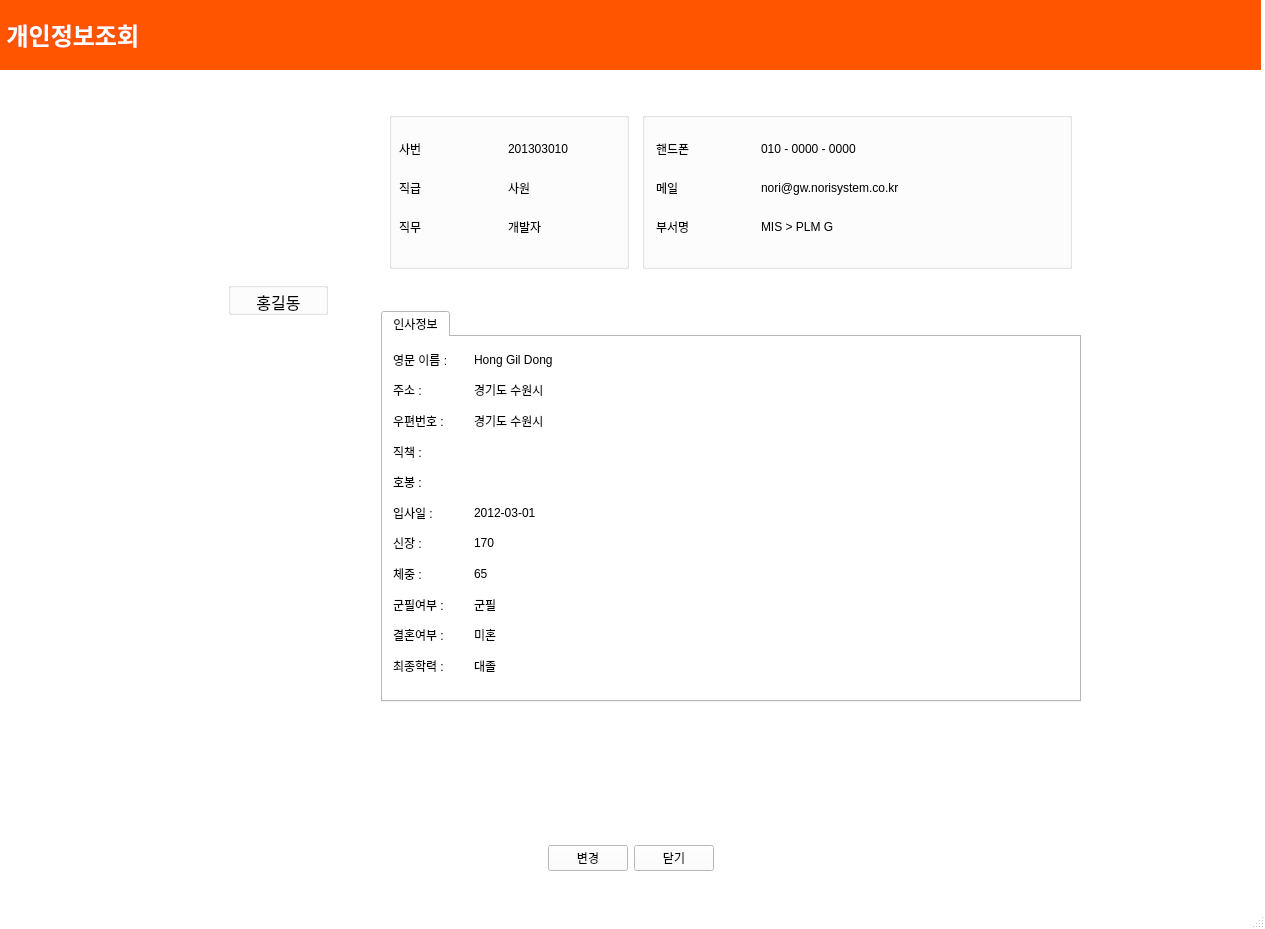
Before: the Qt Designer form emp_info.ui in hyeona-jeong/HRIS, drawn with Qt 5.
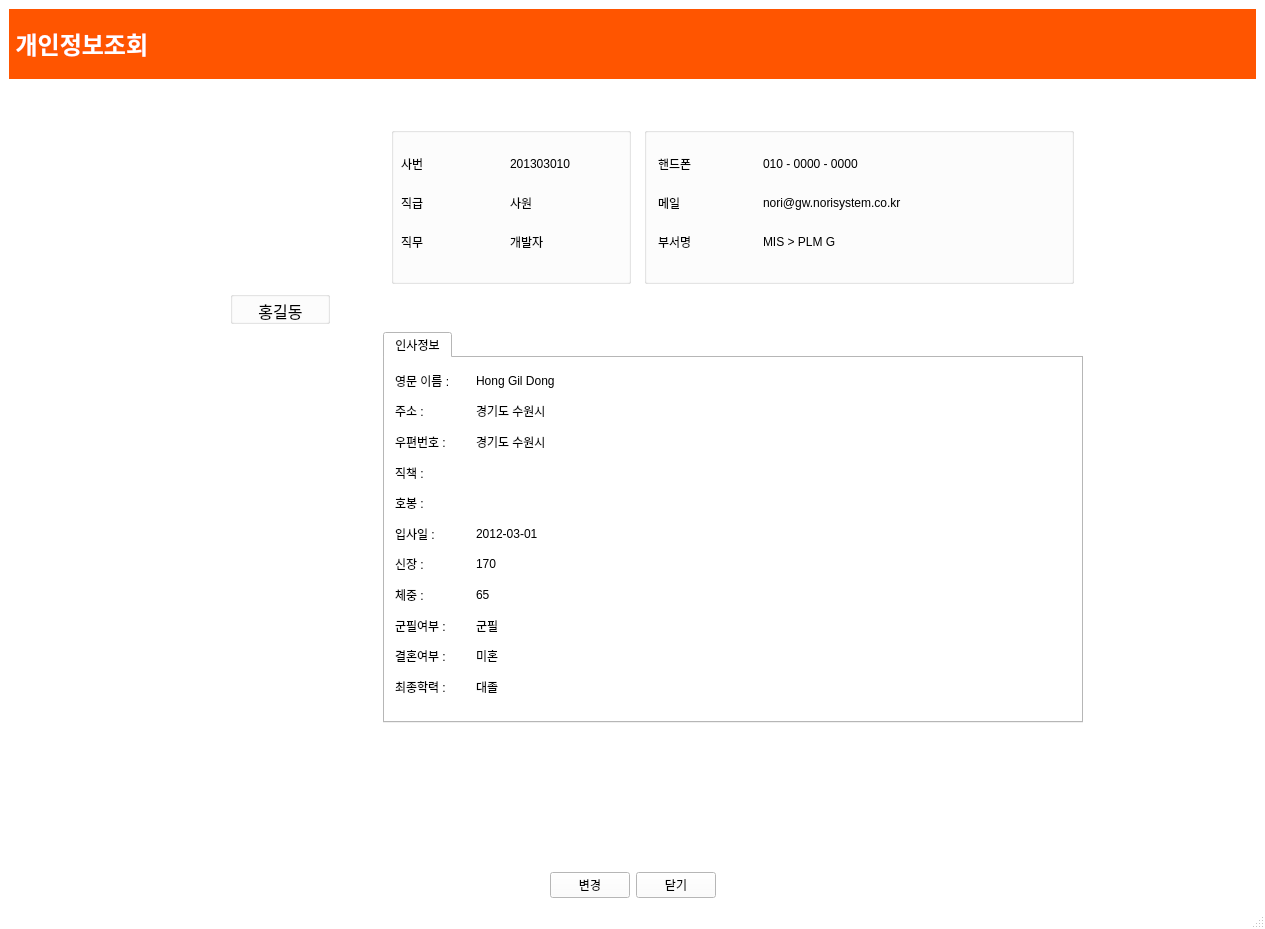
After: the same form once the commit is applied. Icons and pictures are not drawn.

```diff
--- a/emp_info.ui
+++ b/emp_info.ui
@@ -460,15 +460,8 @@
     <normaloff>windowicon.jpg</normaloff>windowicon.jpg</iconset>
   </property>
   <widget class="QWidget" name="empinfo">
-   <widget class="QWidget" name="verticalLayoutWidget">
-    <property name="geometry">
-     <rect>
-      <x>0</x>
-      <y>0</y>
-      <width>1261</width>
-      <height>871</height>
-     </rect>
-    </property>
+   <layout class="QVBoxLayout" name="verticalLayout">
+    <item>
     <layout class="QVBoxLayout" name="empinfolayout">
      <item>
       <layout class="QHBoxLayout" name="horizontalLayout_2" stretch="5">
@@ -1438,7 +1431,8 @@
       </layout>
      </item>
     </layout>
-   </widget>
+    </item>
+   </layout>
   </widget>
   <widget class="QMenuBar" name="menubar">
    <property name="geometry">
```
Lines whose indentation alone changed are shown as unchanged.
